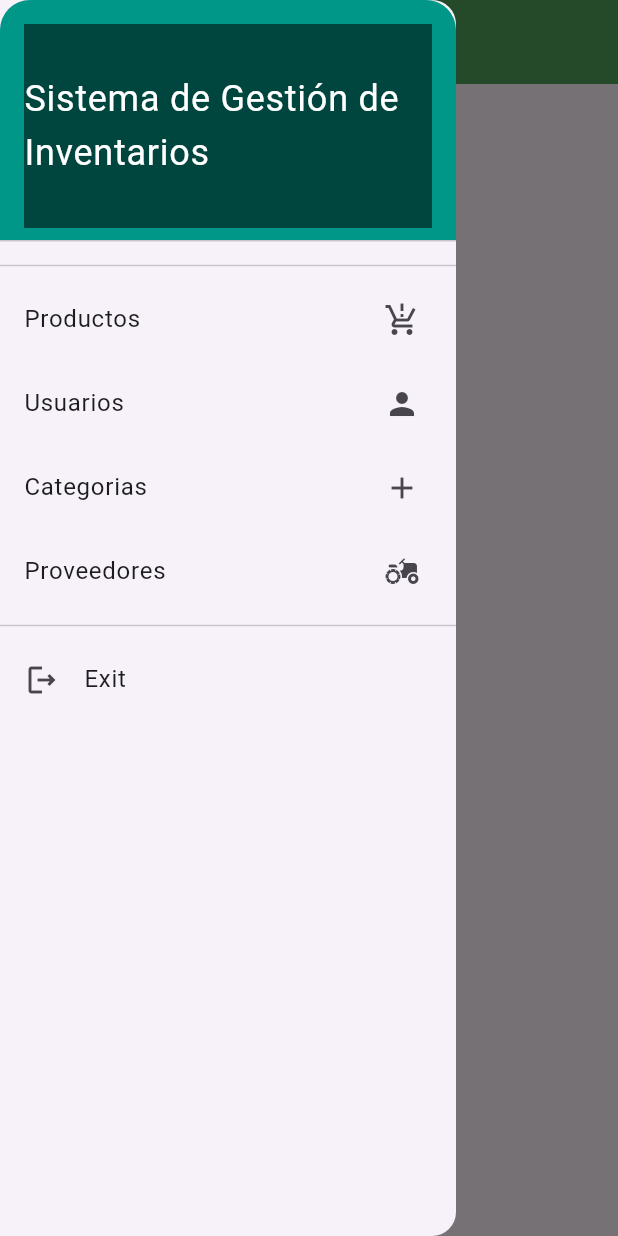
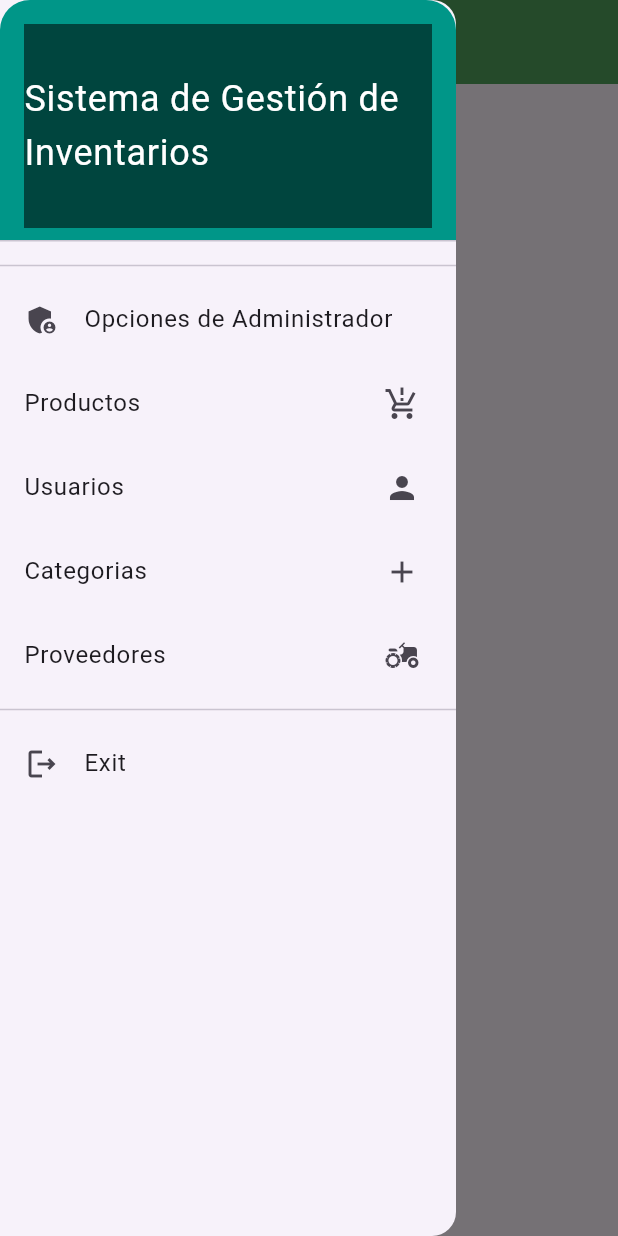
Before and after one commit to paolapatron2905/web, a Flutter app: the Home screen opened directly with empty values, with the side drawer open, on a phone screen of 412 x 824 dp. Run offline on Flutter 3.47's test engine with Material 3 defaults, Android fonts, the phone set to English and light mode, and no system bars; our stand-ins replace get, supabase_flutter; accounts and stored records are empty.

Commit message:
prueba Drawer

```diff
--- a/lib/constants/custom_drawer.dart
+++ b/lib/constants/custom_drawer.dart
@@ -1,16 +1,8 @@
 import 'package:flutter/material.dart';
 import 'package:get/get.dart';
-import 'package:inventario/models/usuario.dart'; // Importar la clase Usuario
 
 class Custom_Drawer extends StatelessWidget {
-  final Usuario usuario; // Agregar un argumento para el usuario
-
-  const Custom_Drawer({super.key, required this.usuario});
-
   void _cerrarSesion() {
-    // Aquí puedes limpiar cualquier dato de sesión almacenado localmente
-
-    // Redirigir al usuario a la pantalla de inicio de sesión
     Get.offAllNamed('/login');
   }
 
@@ -65,24 +57,13 @@ class Custom_Drawer extends StatelessWidget {
             ),
             Spacer(),
             Divider(),
-            if (usuario.tipoUsuario == 3)
             ListTile(
               leading: Icon(Icons.admin_panel_settings),
               title: Text('Opciones de Administrador'),
               onTap: () {
                 // Lógica para opciones de administrador
               },
-              )
-            else if (usuario.tipoUsuario == 2)
-              ListTile(
-                leading: Icon(Icons.person),
-                title: Text('Opciones para Usuario'),
-                onTap: () {
-                  // Lógica para opciones de usuario
-                },
             ),
-
-            //Boton de Formulario de productos
             ListTile(
               trailing: Icon(Icons.production_quantity_limits_outlined),
               title: Text('Productos'),
@@ -118,7 +99,7 @@ class Custom_Drawer extends StatelessWidget {
             ListTile(
               leading: Icon(Icons.logout_outlined),
               title: Text('Exit'),
-              onTap: _cerrarSesion, // Llamada a la función de cerrar sesión
+              onTap: _cerrarSesion,
             ),
           ],
         ),
```
Also changed, not shown: 9 other files. Lines whose indentation alone changed are shown as unchanged.
